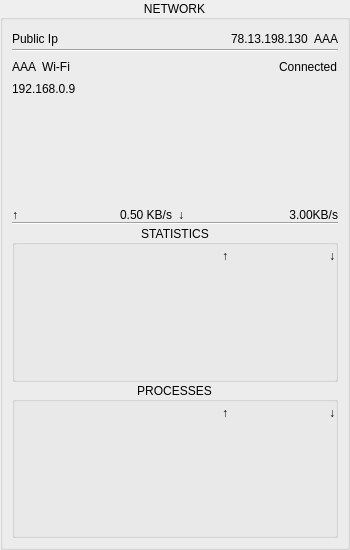
Old version of the form dde-istate-widgets/istatenetworkwidget.ui in the repository SeptemberHX/dde-istate-menus.
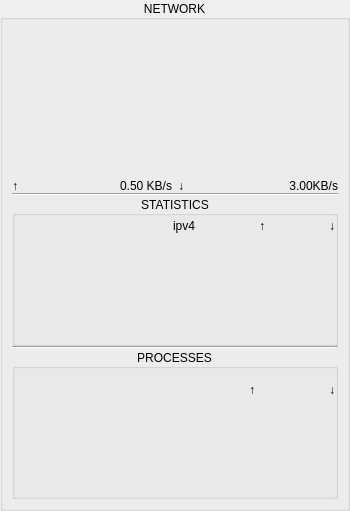
New version of the form. Custom widgets are drawn as their Qt base class.

```diff
--- a/dde-istate-widgets/istatenetworkwidget.ui
+++ b/dde-istate-widgets/istatenetworkwidget.ui
@@ -7,7 +7,7 @@
     <x>0</x>
     <y>0</y>
     <width>350</width>
-    <height>550</height>
+    <height>511</height>
    </rect>
   </property>
   <property name="minimumSize">
@@ -53,71 +53,6 @@
       <property name="spacing">
        <number>0</number>
       </property>
-      <item>
-       <widget class="QWidget" name="widget" native="true">
-        <property name="sizePolicy">
-         <sizepolicy hsizetype="Preferred" vsizetype="Fixed">
-          <horstretch>0</horstretch>
-          <verstretch>0</verstretch>
-         </sizepolicy>
-        </property>
-        <layout class="QHBoxLayout" name="horizontalLayout">
-         <property name="leftMargin">
-          <number>0</number>
-         </property>
-         <property name="topMargin">
-          <number>0</number>
-         </property>
-         <property name="rightMargin">
-          <number>0</number>
-         </property>
-         <property name="bottomMargin">
-          <number>0</number>
-         </property>
-         <item>
-          <widget class="QLabel" name="label">
-           <property name="text">
-            <string>Public Ip</string>
-           </property>
-          </widget>
-         </item>
-         <item>
-          <spacer name="horizontalSpacer">
-           <property name="orientation">
-            <enum>Qt::Horizontal</enum>
-           </property>
-           <property name="sizeHint" stdset="0">
-            <size>
-             <width>40</width>
-             <height>20</height>
-            </size>
-           </property>
-          </spacer>
-         </item>
-         <item>
-          <widget class="QLabel" name="label_2">
-           <property name="text">
-            <string>78.13.198.130</string>
-           </property>
-          </widget>
-         </item>
-         <item>
-          <widget class="QLabel" name="label_3">
-           <property name="text">
-            <string>AAA</string>
-           </property>
-          </widget>
-         </item>
-        </layout>
-       </widget>
-      </item>
-      <item>
-       <widget class="Line" name="line">
-        <property name="orientation">
-         <enum>Qt::Horizontal</enum>
-        </property>
-       </widget>
-      </item>
       <item>
        <widget class="QWidget" name="widget_2" native="true">
         <layout class="QVBoxLayout" name="verticalLayout_2">
@@ -137,14 +72,17 @@
           <number>0</number>
          </property>
          <item>
-          <widget class="QWidget" name="widget_3" native="true">
+          <widget class="QWidget" name="widget" native="true">
            <property name="sizePolicy">
             <sizepolicy hsizetype="Preferred" vsizetype="Fixed">
              <horstretch>0</horstretch>
              <verstretch>0</verstretch>
             </sizepolicy>
            </property>
-           <layout class="QHBoxLayout" name="horizontalLayout_2">
+           <layout class="QHBoxLayout" name="horizontalLayout">
+            <property name="spacing">
+             <number>0</number>
+            </property>
             <property name="leftMargin">
              <number>0</number>
             </property>
@@ -158,67 +96,19 @@
              <number>0</number>
             </property>
             <item>
-             <widget class="QLabel" name="label_4">
+             <widget class="QLabel" name="deviceNameLabel">
               <property name="text">
-               <string>AAA</string>
+               <string/>
               </property>
              </widget>
             </item>
             <item>
-             <widget class="QLabel" name="label_5">
+             <widget class="QLabel" name="ipv4Label">
               <property name="text">
-               <string>Wi-Fi</string>
+               <string/>
               </property>
-             </widget>
-            </item>
-            <item>
-             <spacer name="horizontalSpacer_2">
-              <property name="orientation">
-               <enum>Qt::Horizontal</enum>
-              </property>
-              <property name="sizeHint" stdset="0">
-               <size>
-                <width>40</width>
-                <height>20</height>
-               </size>
-              </property>
-             </spacer>
-            </item>
-            <item>
-             <widget class="QLabel" name="label_6">
-              <property name="text">
-               <string>Connected</string>
-              </property>
-             </widget>
-            </item>
-           </layout>
-          </widget>
-         </item>
-         <item>
-          <widget class="QWidget" name="widget_4" native="true">
-           <property name="sizePolicy">
-            <sizepolicy hsizetype="Preferred" vsizetype="Fixed">
-             <horstretch>0</horstretch>
-             <verstretch>0</verstretch>
-            </sizepolicy>
-           </property>
-           <layout class="QHBoxLayout" name="horizontalLayout_3">
-            <property name="leftMargin">
-             <number>0</number>
-            </property>
-            <property name="topMargin">
-             <number>0</number>
-            </property>
-            <property name="rightMargin">
-             <number>0</number>
-            </property>
-            <property name="bottomMargin">
-             <number>0</number>
-            </property>
-            <item>
-             <widget class="QLabel" name="label_7">
-              <property name="text">
-               <string>192.168.0.9</string>
+              <property name="alignment">
+               <set>Qt::AlignRight|Qt::AlignTrailing|Qt::AlignVCenter</set>
               </property>
              </widget>
             </item>
@@ -347,8 +237,14 @@
            <property name="verticalSpacing">
             <number>1</number>
            </property>
-           <item row="1" column="2">
+           <item row="1" column="3">
             <widget class="QLabel" name="label_15">
+             <property name="maximumSize">
+              <size>
+               <width>80</width>
+               <height>16777215</height>
+              </size>
+             </property>
              <property name="text">
               <string/>
              </property>
@@ -357,8 +253,14 @@
              </property>
             </widget>
            </item>
-           <item row="0" column="2">
+           <item row="0" column="3">
             <widget class="QLabel" name="label_14">
+             <property name="maximumSize">
+              <size>
+               <width>80</width>
+               <height>16777215</height>
+              </size>
+             </property>
              <property name="text">
               <string>↓</string>
              </property>
@@ -367,8 +269,14 @@
              </property>
             </widget>
            </item>
-           <item row="1" column="1">
+           <item row="1" column="2">
             <widget class="QLabel" name="label_13">
+             <property name="maximumSize">
+              <size>
+               <width>80</width>
+               <height>16777215</height>
+              </size>
+             </property>
              <property name="text">
               <string/>
              </property>
@@ -377,8 +285,14 @@
              </property>
             </widget>
            </item>
-           <item row="3" column="2">
+           <item row="3" column="3">
             <widget class="QLabel" name="label_21">
+             <property name="maximumSize">
+              <size>
+               <width>80</width>
+               <height>16777215</height>
+              </size>
+             </property>
              <property name="text">
               <string/>
              </property>
@@ -387,8 +301,14 @@
              </property>
             </widget>
            </item>
-           <item row="2" column="1">
+           <item row="2" column="2">
             <widget class="QLabel" name="label_17">
+             <property name="maximumSize">
+              <size>
+               <width>80</width>
+               <height>16777215</height>
+              </size>
+             </property>
              <property name="text">
               <string/>
              </property>
@@ -397,8 +317,14 @@
              </property>
             </widget>
            </item>
-           <item row="0" column="1">
+           <item row="0" column="2">
             <widget class="QLabel" name="label_12">
+             <property name="maximumSize">
+              <size>
+               <width>80</width>
+               <height>16777215</height>
+              </size>
+             </property>
              <property name="text">
               <string>↑</string>
              </property>
@@ -407,8 +333,14 @@
              </property>
             </widget>
            </item>
-           <item row="2" column="2">
+           <item row="2" column="3">
             <widget class="QLabel" name="label_18">
+             <property name="maximumSize">
+              <size>
+               <width>80</width>
+               <height>16777215</height>
+              </size>
+             </property>
              <property name="text">
               <string/>
              </property>
@@ -417,8 +349,14 @@
              </property>
             </widget>
            </item>
-           <item row="3" column="1">
+           <item row="3" column="2">
             <widget class="QLabel" name="label_20">
+             <property name="maximumSize">
+              <size>
+               <width>80</width>
+               <height>16777215</height>
+              </size>
+             </property>
              <property name="text">
               <string/>
              </property>
@@ -434,8 +372,14 @@
              </property>
             </widget>
            </item>
-           <item row="4" column="1">
+           <item row="4" column="2">
             <widget class="QLabel" name="label_23">
+             <property name="maximumSize">
+              <size>
+               <width>80</width>
+               <height>16777215</height>
+              </size>
+             </property>
              <property name="text">
               <string/>
              </property>
@@ -444,8 +388,14 @@
              </property>
             </widget>
            </item>
-           <item row="4" column="2">
+           <item row="4" column="3">
             <widget class="QLabel" name="label_25">
+             <property name="maximumSize">
+              <size>
+               <width>80</width>
+               <height>16777215</height>
+              </size>
+             </property>
              <property name="text">
               <string/>
              </property>
@@ -454,8 +404,14 @@
              </property>
             </widget>
            </item>
-           <item row="5" column="1">
+           <item row="5" column="2">
             <widget class="QLabel" name="label_26">
+             <property name="maximumSize">
+              <size>
+               <width>80</width>
+               <height>16777215</height>
+              </size>
+             </property>
              <property name="text">
               <string/>
              </property>
@@ -464,8 +420,14 @@
              </property>
             </widget>
            </item>
-           <item row="5" column="2">
+           <item row="5" column="3">
             <widget class="QLabel" name="label_27">
+             <property name="maximumSize">
+              <size>
+               <width>80</width>
+               <height>16777215</height>
+              </size>
+             </property>
              <property name="text">
               <string/>
              </property>
@@ -509,11 +471,138 @@
              </property>
             </widget>
            </item>
+           <item row="1" column="1">
+            <widget class="QLabel" name="label_4">
+             <property name="minimumSize">
+              <size>
+               <width>110</width>
+               <height>0</height>
+              </size>
+             </property>
+             <property name="maximumSize">
+              <size>
+               <width>110</width>
+               <height>16777215</height>
+              </size>
+             </property>
+             <property name="text">
+              <string/>
+             </property>
+             <property name="alignment">
+              <set>Qt::AlignRight|Qt::AlignTrailing|Qt::AlignVCenter</set>
+             </property>
+            </widget>
+           </item>
+           <item row="2" column="1">
+            <widget class="QLabel" name="label_5">
+             <property name="minimumSize">
+              <size>
+               <width>110</width>
+               <height>0</height>
+              </size>
+             </property>
+             <property name="maximumSize">
+              <size>
+               <width>110</width>
+               <height>16777215</height>
+              </size>
+             </property>
+             <property name="text">
+              <string/>
+             </property>
+             <property name="alignment">
+              <set>Qt::AlignRight|Qt::AlignTrailing|Qt::AlignVCenter</set>
+             </property>
+            </widget>
+           </item>
+           <item row="3" column="1">
+            <widget class="QLabel" name="label_6">
+             <property name="minimumSize">
+              <size>
+               <width>110</width>
+               <height>0</height>
+              </size>
+             </property>
+             <property name="maximumSize">
+              <size>
+               <width>110</width>
+               <height>16777215</height>
+              </size>
+             </property>
+             <property name="text">
+              <string/>
+             </property>
+             <property name="alignment">
+              <set>Qt::AlignRight|Qt::AlignTrailing|Qt::AlignVCenter</set>
+             </property>
+            </widget>
+           </item>
+           <item row="4" column="1">
+            <widget class="QLabel" name="label_7">
+             <property name="minimumSize">
+              <size>
+               <width>110</width>
+               <height>0</height>
+              </size>
+             </property>
+             <property name="maximumSize">
+              <size>
+               <width>110</width>
+               <height>16777215</height>
+              </size>
+             </property>
+             <property name="text">
+              <string/>
+             </property>
+             <property name="alignment">
+              <set>Qt::AlignRight|Qt::AlignTrailing|Qt::AlignVCenter</set>
+             </property>
+            </widget>
+           </item>
+           <item row="5" column="1">
+            <widget class="QLabel" name="label_52">
+             <property name="minimumSize">
+              <size>
+               <width>110</width>
+               <height>0</height>
+              </size>
+             </property>
+             <property name="maximumSize">
+              <size>
+               <width>110</width>
+               <height>16777215</height>
+              </size>
+             </property>
+             <property name="text">
+              <string/>
+             </property>
+             <property name="alignment">
+              <set>Qt::AlignRight|Qt::AlignTrailing|Qt::AlignVCenter</set>
+             </property>
+            </widget>
+           </item>
+           <item row="0" column="1">
+            <widget class="QLabel" name="label_53">
+             <property name="text">
+              <string>ipv4</string>
+             </property>
+             <property name="alignment">
+              <set>Qt::AlignRight|Qt::AlignTrailing|Qt::AlignVCenter</set>
+             </property>
+            </widget>
+           </item>
           </layout>
          </item>
         </layout>
        </widget>
       </item>
+      <item>
+       <widget class="Line" name="line">
+        <property name="orientation">
+         <enum>Qt::Horizontal</enum>
+        </property>
+       </widget>
+      </item>
       <item>
        <widget class="QGroupBox" name="groupBox_3">
         <property name="title">
@@ -546,8 +635,14 @@
            <property name="verticalSpacing">
             <number>1</number>
            </property>
-           <item row="1" column="2">
+           <item row="1" column="3">
             <widget class="QLabel" name="label_37">
+             <property name="maximumSize">
+              <size>
+               <width>80</width>
+               <height>16777215</height>
+              </size>
+             </property>
              <property name="text">
               <string/>
              </property>
@@ -556,15 +651,21 @@
              </property>
             </widget>
            </item>
-           <item row="1" column="0">
+           <item row="1" column="1">
             <widget class="QLabel" name="label_32">
              <property name="text">
               <string/>
              </property>
             </widget>
            </item>
-           <item row="2" column="1">
+           <item row="2" column="2">
             <widget class="QLabel" name="label_38">
+             <property name="maximumSize">
+              <size>
+               <width>80</width>
+               <height>16777215</height>
+              </size>
+             </property>
              <property name="text">
               <string/>
              </property>
@@ -573,22 +674,28 @@
              </property>
             </widget>
            </item>
-           <item row="5" column="0">
+           <item row="5" column="1">
             <widget class="QLabel" name="label_28">
              <property name="text">
               <string/>
              </property>
             </widget>
            </item>
-           <item row="0" column="0">
+           <item row="0" column="1">
             <widget class="QLabel" name="label_29">
              <property name="text">
               <string/>
              </property>
             </widget>
            </item>
-           <item row="2" column="2">
+           <item row="2" column="3">
             <widget class="QLabel" name="label_39">
+             <property name="maximumSize">
+              <size>
+               <width>80</width>
+               <height>16777215</height>
+              </size>
+             </property>
              <property name="text">
               <string/>
              </property>
@@ -597,15 +704,21 @@
              </property>
             </widget>
            </item>
-           <item row="2" column="0">
+           <item row="2" column="1">
             <widget class="QLabel" name="label_31">
              <property name="text">
               <string/>
              </property>
             </widget>
            </item>
-           <item row="0" column="1">
+           <item row="0" column="2">
             <widget class="QLabel" name="label_34">
+             <property name="maximumSize">
+              <size>
+               <width>80</width>
+               <height>16777215</height>
+              </size>
+             </property>
              <property name="text">
               <string>↑</string>
              </property>
@@ -614,22 +727,28 @@
              </property>
             </widget>
            </item>
-           <item row="4" column="0">
+           <item row="4" column="1">
             <widget class="QLabel" name="label_33">
              <property name="text">
               <string/>
              </property>
             </widget>
            </item>
-           <item row="3" column="0">
+           <item row="3" column="1">
             <widget class="QLabel" name="label_30">
              <property name="text">
               <string/>
              </property>
             </widget>
            </item>
-           <item row="1" column="1">
+           <item row="1" column="2">
             <widget class="QLabel" name="label_36">
+             <property name="maximumSize">
+              <size>
+               <width>80</width>
+               <height>16777215</height>
+              </size>
+             </property>
              <property name="text">
               <string/>
              </property>
@@ -638,8 +757,14 @@
              </property>
             </widget>
            </item>
-           <item row="0" column="2">
+           <item row="0" column="3">
             <widget class="QLabel" name="label_35">
+             <property name="maximumSize">
+              <size>
+               <width>80</width>
+               <height>16777215</height>
+              </size>
+             </property>
              <property name="text">
               <string>↓</string>
              </property>
@@ -648,8 +773,14 @@
              </property>
             </widget>
            </item>
-           <item row="3" column="1">
+           <item row="3" column="2">
             <widget class="QLabel" name="label_40">
+             <property name="maximumSize">
+              <size>
+               <width>80</width>
+               <height>16777215</height>
+              </size>
+             </property>
              <property name="text">
               <string/>
              </property>
@@ -658,8 +789,14 @@
              </property>
             </widget>
            </item>
-           <item row="3" column="2">
+           <item row="3" column="3">
             <widget class="QLabel" name="label_41">
+             <property name="maximumSize">
+              <size>
+               <width>80</width>
+               <height>16777215</height>
+              </size>
+             </property>
              <property name="text">
               <string/>
              </property>
@@ -668,8 +805,14 @@
              </property>
             </widget>
            </item>
-           <item row="4" column="1">
+           <item row="4" column="2">
             <widget class="QLabel" name="label_42">
+             <property name="maximumSize">
+              <size>
+               <width>80</width>
+               <height>16777215</height>
+              </size>
+             </property>
              <property name="text">
               <string/>
              </property>
@@ -678,8 +821,14 @@
              </property>
             </widget>
            </item>
-           <item row="4" column="2">
+           <item row="4" column="3">
             <widget class="QLabel" name="label_43">
+             <property name="maximumSize">
+              <size>
+               <width>80</width>
+               <height>16777215</height>
+              </size>
+             </property>
              <property name="text">
               <string/>
              </property>
@@ -688,8 +837,14 @@
              </property>
             </widget>
            </item>
-           <item row="5" column="1">
+           <item row="5" column="2">
             <widget class="QLabel" name="label_44">
+             <property name="maximumSize">
+              <size>
+               <width>80</width>
+               <height>16777215</height>
+              </size>
+             </property>
              <property name="text">
               <string/>
              </property>
@@ -698,8 +853,14 @@
              </property>
             </widget>
            </item>
-           <item row="5" column="2">
+           <item row="5" column="3">
             <widget class="QLabel" name="label_45">
+             <property name="maximumSize">
+              <size>
+               <width>80</width>
+               <height>16777215</height>
+              </size>
+             </property>
              <property name="text">
               <string/>
              </property>
@@ -708,6 +869,120 @@
              </property>
             </widget>
            </item>
+           <item row="1" column="0">
+            <widget class="QLabel" name="label_46">
+             <property name="minimumSize">
+              <size>
+               <width>16</width>
+               <height>16</height>
+              </size>
+             </property>
+             <property name="maximumSize">
+              <size>
+               <width>16</width>
+               <height>16</height>
+              </size>
+             </property>
+             <property name="text">
+              <string/>
+             </property>
+            </widget>
+           </item>
+           <item row="2" column="0">
+            <widget class="QLabel" name="label_47">
+             <property name="minimumSize">
+              <size>
+               <width>16</width>
+               <height>16</height>
+              </size>
+             </property>
+             <property name="maximumSize">
+              <size>
+               <width>16</width>
+               <height>16</height>
+              </size>
+             </property>
+             <property name="text">
+              <string/>
+             </property>
+            </widget>
+           </item>
+           <item row="3" column="0">
+            <widget class="QLabel" name="label_48">
+             <property name="minimumSize">
+              <size>
+               <width>16</width>
+               <height>16</height>
+              </size>
+             </property>
+             <property name="maximumSize">
+              <size>
+               <width>16</width>
+               <height>16</height>
+              </size>
+             </property>
+             <property name="text">
+              <string/>
+             </property>
+            </widget>
+           </item>
+           <item row="4" column="0">
+            <widget class="QLabel" name="label_49">
+             <property name="minimumSize">
+              <size>
+               <width>16</width>
+               <height>16</height>
+              </size>
+             </property>
+             <property name="maximumSize">
+              <size>
+               <width>16</width>
+               <height>16</height>
+              </size>
+             </property>
+             <property name="text">
+              <string/>
+             </property>
+            </widget>
+           </item>
+           <item row="5" column="0">
+            <widget class="QLabel" name="label_50">
+             <property name="minimumSize">
+              <size>
+               <width>16</width>
+               <height>16</height>
+              </size>
+             </property>
+             <property name="maximumSize">
+              <size>
+               <width>16</width>
+               <height>16</height>
+              </size>
+             </property>
+             <property name="text">
+              <string/>
+             </property>
+            </widget>
+           </item>
+           <item row="0" column="0">
+            <widget class="QLabel" name="label_51">
+             <property name="minimumSize">
+              <size>
+               <width>20</width>
+               <height>16</height>
+              </size>
+             </property>
+             <property name="maximumSize">
+              <size>
+               <width>20</width>
+               <height>16</height>
+              </size>
+             </property>
+             <property name="text">
+              <string/>
+             </property>
+            </widget>
+           </item>
           </layout>
          </item>
         </layout>
```
